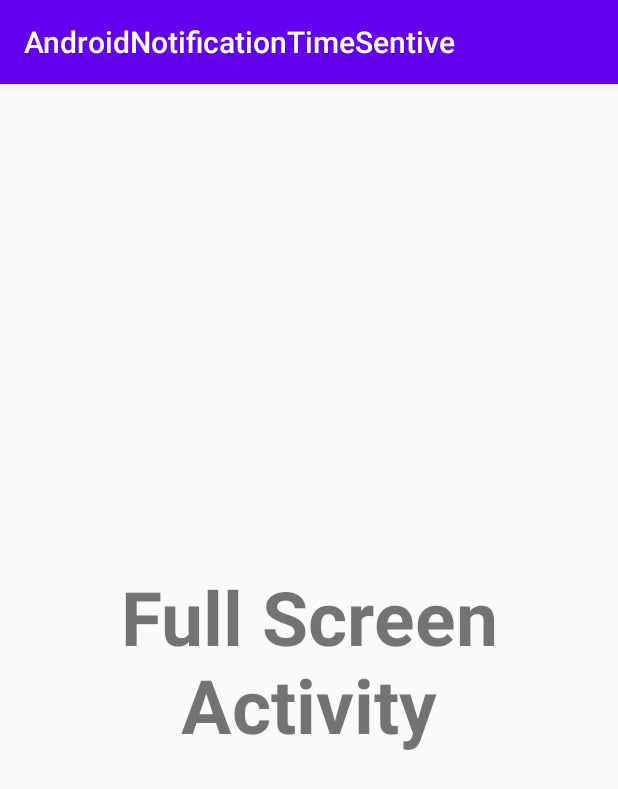
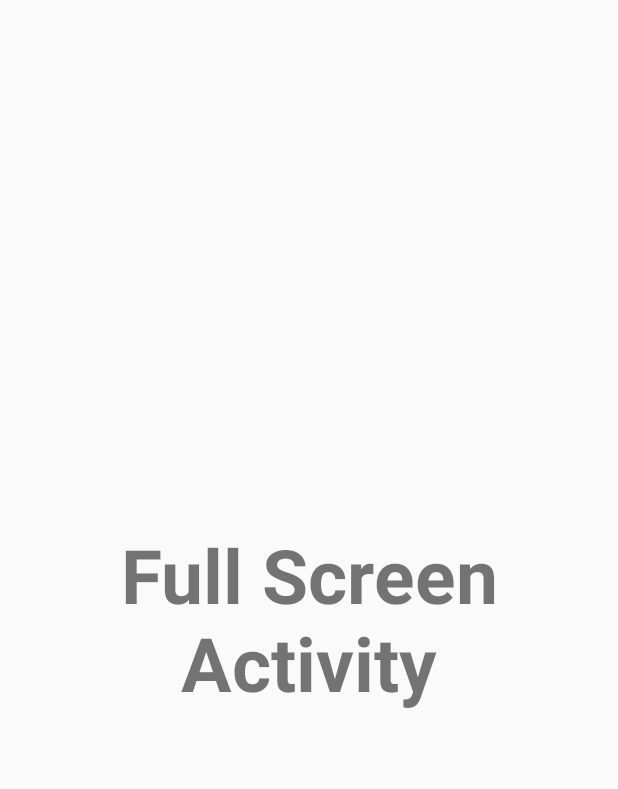
Before and after one commit to layonmartins/AndroidNotificationTime-Sensitive, an Android app: the FullScreenActivity screen opened directly, with no data from a screen before it, on a phone screen of 412 x 824 dp. Shown: the top 789 px of the screen. Run offline under Robolectric (Android 15) with nearby library versions, the phone set to English and light mode, and no system bars.

Commit message:
change theme style to red

```diff
--- a/app/src/main/AndroidManifest.xml
+++ b/app/src/main/AndroidManifest.xml
@@ -12,7 +12,8 @@
         android:roundIcon="@mipmap/ic_launcher_round"
         android:supportsRtl="true"
         android:theme="@style/AppTheme">
-        <activity android:name=".FullScreenActivity"></activity>
+        <activity android:name=".FullScreenActivity"
+            android:theme="@style/AppTheme.NoActionBar"></activity>
 
         <service android:name=".ForegroundService"></service>
 
--- a/app/src/main/java/com/layon/android/androidnotificationtimesentive/FullScreenActivity.kt
+++ b/app/src/main/java/com/layon/android/androidnotificationtimesentive/FullScreenActivity.kt
@@ -12,18 +12,23 @@ class FullScreenActivity : AppCompatActivity() {
         super.onCreate(savedInstanceState)
         setContentView(R.layout.activity_full_screen)
 
+        window.decorView.apply{
+            systemUiVisibility = View.SYSTEM_UI_FLAG_HIDE_NAVIGATION or
+                    View.SYSTEM_UI_FLAG_FULLSCREEN
+        }
+
         //hide the navigation bar
-        val decorView = window.decorView
-        val uiOptions = View.SYSTEM_UI_FLAG_HIDE_NAVIGATION
+        //val decorView = window.decorView
+        //val uiOptions = View.SYSTEM_UI_FLAG_HIDE_NAVIGATION
         //| View.SYSTEM_UI_FLAG_FULLSCREEN;
         //| View.SYSTEM_UI_FLAG_FULLSCREEN;
-        decorView.systemUiVisibility = uiOptions
+        //decorView.systemUiVisibility = uiOptions
 
         //change statusbar color
-        window.decorView.systemUiVisibility = View.SYSTEM_UI_FLAG_LIGHT_STATUS_BAR
-        if (Build.VERSION.SDK_INT >= Build.VERSION_CODES.LOLLIPOP) {
-            window.statusBarColor = Color.WHITE
-        }
+        //window.decorView.systemUiVisibility = View.SYSTEM_UI_FLAG_LIGHT_STATUS_BAR
+        //if (Build.VERSION.SDK_INT >= Build.VERSION_CODES.LOLLIPOP) {
+            //window.statusBarColor = Color.WHITE
+        //}
 
         Log.i("layonf", "create incoming call")
     }
--- a/app/src/main/res/values/styles.xml
+++ b/app/src/main/res/values/styles.xml
@@ -2,9 +2,14 @@
     <!-- Base application theme. -->
     <style name="AppTheme" parent="Theme.AppCompat.Light.DarkActionBar">
         <!-- Customize your theme here. -->
-        <item name="colorPrimary">@color/colorPrimary</item>
-        <item name="colorPrimaryDark">@color/colorPrimaryDark</item>
+        <item name="colorPrimary">#990000</item>
+        <item name="colorPrimaryDark">#660000</item>
         <item name="colorAccent">@color/colorAccent</item>
     </style>
 
+    <style name="AppTheme.NoActionBar">
+        <item name="windowActionBar">false</item>
+        <item name="windowNoTitle">true</item>
+    </style>
+
 </resources>
```
